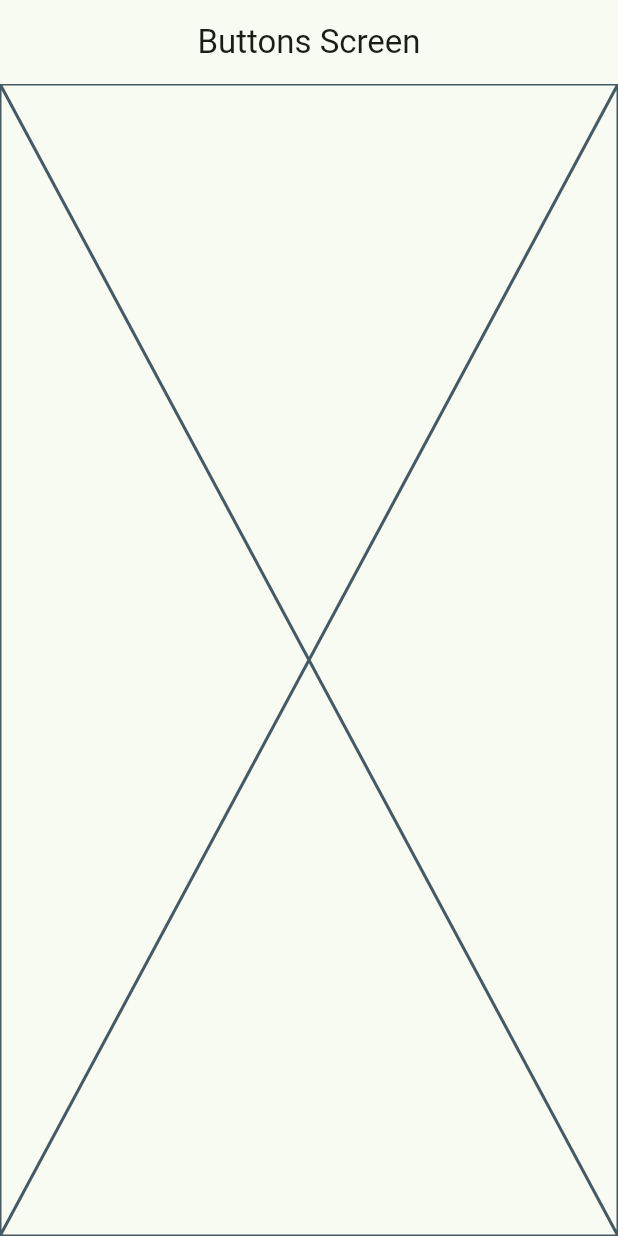
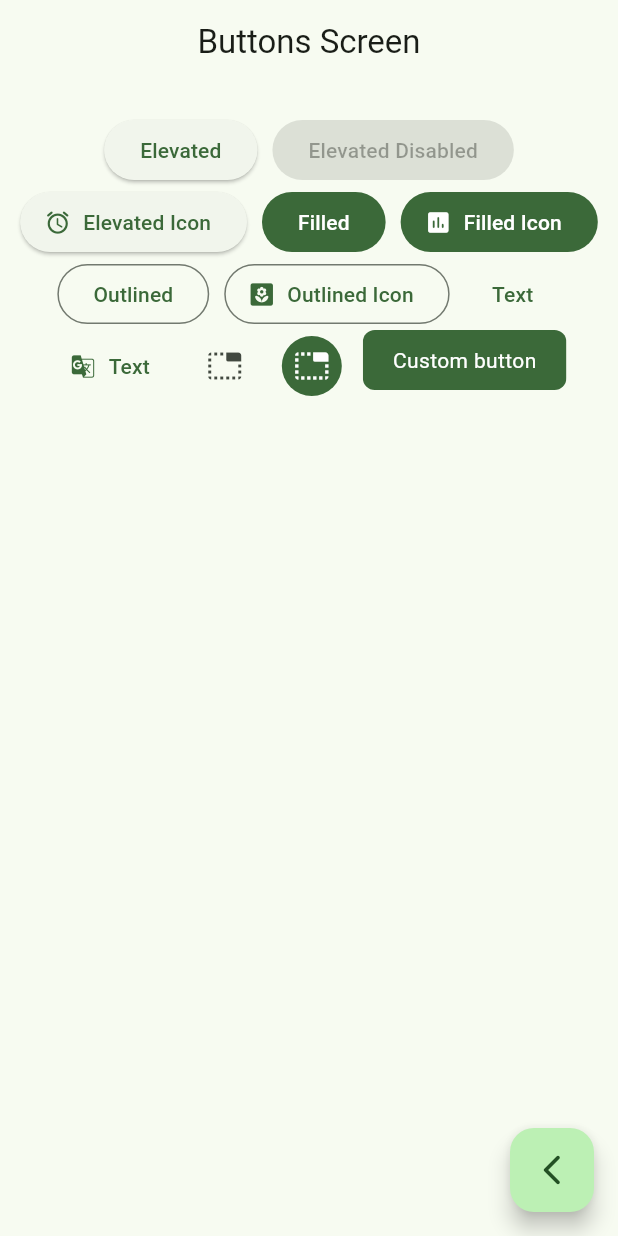
Before and after one commit to SebasRDev/widget_app, a Flutter app: the ButtonsScreen screen opened by its route, on a phone screen of 412 x 824 dp. Run offline on Flutter 3.47's test engine with Material 2 defaults, Android fonts, the phone set to English and light mode, and no system bars; our stand-ins replace go_router.

Commit message:
buttons screen and custom button

```diff
--- a/lib/presentation/screens/buttons/buttons_screen.dart
+++ b/lib/presentation/screens/buttons/buttons_screen.dart
@@ -1,4 +1,5 @@
 import 'package:flutter/material.dart';
+import 'package:go_router/go_router.dart';
 
 class ButtonsScreen extends StatelessWidget {
 
@@ -12,7 +13,78 @@ class ButtonsScreen extends StatelessWidget {
       appBar: AppBar(
         title: const Text('Buttons Screen'),
       ),
-      body: const Placeholder(),
+      body: _ButtonsView(),
+      floatingActionButton: FloatingActionButton(
+        child: const Icon(Icons.arrow_back_ios_new_rounded),
+        onPressed: (){
+          context.pop();
+        },
+      ),
     );
   }
 }
+
+class _ButtonsView extends StatelessWidget {
+
+  @override
+  Widget build(BuildContext context) {
+
+    final theme = Theme.of(context).colorScheme;
+
+    return SizedBox(
+      width: double.infinity,
+      child: Padding(
+        padding: const EdgeInsets.symmetric(horizontal: 10, vertical: 20),
+        child: Wrap(
+          spacing: 10,
+          alignment: WrapAlignment.center,
+          children: [
+            ElevatedButton(onPressed: (){}, child: const Text('Elevated')),
+            const ElevatedButton(onPressed: null, child: Text('Elevated Disabled')),
+            ElevatedButton.icon(onPressed: (){}, icon: const Icon(Icons.access_alarm_rounded), label: const Text('Elevated Icon')),
+            FilledButton(onPressed: (){}, child: const Text('Filled')),
+            FilledButton.icon(onPressed: (){}, icon: const Icon(Icons.assessment_rounded), label: const Text('Filled Icon')),
+            OutlinedButton(onPressed: (){}, child: const Text('Outlined')),
+            OutlinedButton.icon(onPressed: (){}, icon: const Icon(Icons.yard_rounded), label: const Text('Outlined Icon')),
+            TextButton(onPressed: (){}, child: const Text('Text')),
+            TextButton.icon(onPressed: (){},icon: const Icon(Icons.g_translate_rounded) , label: const Text('Text')),
+            IconButton(onPressed: (){}, icon: const Icon(Icons.tab_unselected_rounded)),
+            IconButton(
+              onPressed: (){},
+              icon: const Icon(Icons.tab_unselected_rounded),
+              style: ButtonStyle(
+                backgroundColor: MaterialStatePropertyAll(theme.primary),
+                iconColor: const MaterialStatePropertyAll(Colors.white)
+              ),
+            ),
+            const CustomButton()
+          ],
+        ),
+      ),
+    );
+  }
+}
+
+class CustomButton extends StatelessWidget {
+  const CustomButton({super.key});
+
+  @override
+  Widget build(BuildContext context) {
+
+    final theme = Theme.of(context).colorScheme;
+
+    return ClipRRect(
+      borderRadius: BorderRadius.circular(8),
+      child: Material(
+        color: theme.primary,
+        child: InkWell(
+          onTap: (){},
+          child: Padding(
+            padding: const EdgeInsets.symmetric(horizontal: 20, vertical: 10),
+            child: const Text('Custom button', style: TextStyle(color: Colors.white),),
+          ),
+        ),
+      ),
+    );
+  }
+}
--- a/lib/presentation/screens/home/home_screen.dart
+++ b/lib/presentation/screens/home/home_screen.dart
@@ -60,8 +60,8 @@ class _CustomListTile extends StatelessWidget {
 
         // Navigator.pushNamed(context, menuItem.url);
 
-        // context.push(menuItem.url);
-        context.pushNamed( CardsScreen.name );
+        context.push(menuItem.url);
+        // context.pushNamed( CardsScreen.name );
 
       },
     );
```
